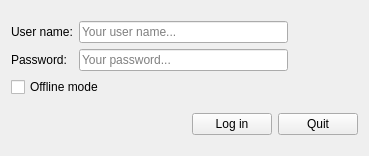
Above: cct/qtgui2/main/logindialog.ui from awacha/cct before the change. Below: the same form after it.
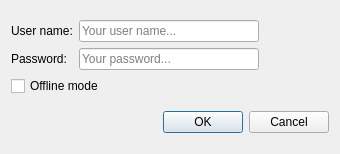
That is the form after the change. Icons and pictures are not drawn.

Commit message: Login dialog works better

What changed in the file:
```diff
--- a/cct/qtgui2/main/logindialog.ui
+++ b/cct/qtgui2/main/logindialog.ui
@@ -1,16 +1,13 @@
 <?xml version="1.0" encoding="UTF-8"?>
 <ui version="4.0">
- <class>Form</class>
- <widget class="QWidget" name="Form">
-  <property name="windowModality">
-   <enum>Qt::ApplicationModal</enum>
-  </property>
+ <class>Dialog</class>
+ <widget class="QDialog" name="Dialog">
   <property name="geometry">
    <rect>
     <x>0</x>
     <y>0</y>
-    <width>369</width>
-    <height>156</height>
+    <width>340</width>
+    <height>154</height>
    </rect>
   </property>
   <property name="windowTitle">
@@ -105,43 +102,14 @@
     </layout>
    </item>
    <item>
-    <layout class="QHBoxLayout" name="horizontalLayout_2">
-     <item>
-      <spacer name="horizontalSpacer">
-       <property name="orientation">
-        <enum>Qt::Horizontal</enum>
-       </property>
-       <property name="sizeHint" stdset="0">
-        <size>
-         <width>40</width>
-         <height>20</height>
-        </size>
-       </property>
-      </spacer>
-     </item>
-     <item>
-      <widget class="QPushButton" name="loginPushButton">
-       <property name="text">
-        <string>Log in</string>
-       </property>
-       <property name="icon">
-        <iconset theme="user-info">
-         <normaloff>.</normaloff>.</iconset>
-       </property>
-      </widget>
-     </item>
-     <item>
-      <widget class="QPushButton" name="quitPushButton">
-       <property name="text">
-        <string>Quit</string>
-       </property>
-       <property name="icon">
-        <iconset theme="application-exit">
-         <normaloff>.</normaloff>.</iconset>
-       </property>
-      </widget>
-     </item>
-    </layout>
+    <widget class="QDialogButtonBox" name="buttonBox">
+     <property name="orientation">
+      <enum>Qt::Horizontal</enum>
+     </property>
+     <property name="standardButtons">
+      <set>QDialogButtonBox::Cancel|QDialogButtonBox::Ok</set>
+     </property>
+    </widget>
    </item>
   </layout>
  </widget>
```
Left out of the diff: 47 changed lines with no effect on the pictures. The commit also changes 2 other files.
